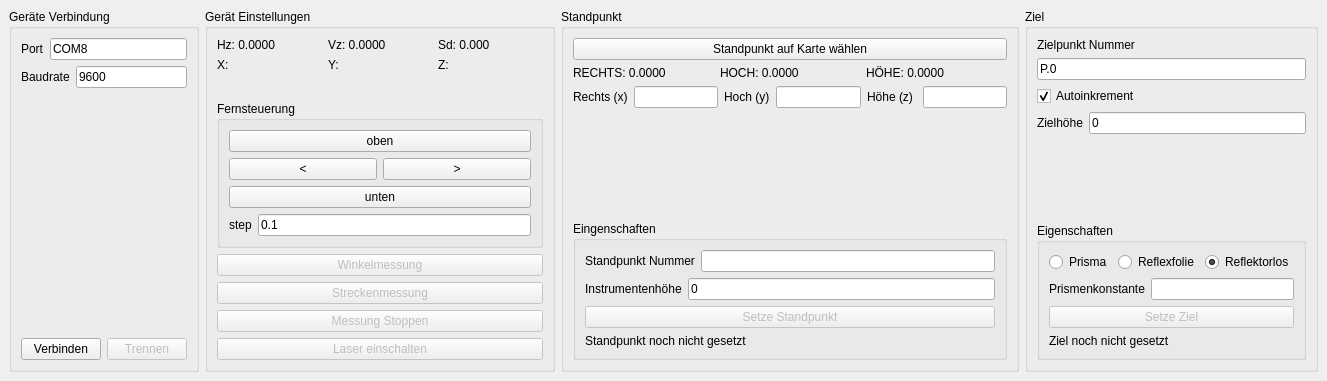
The window that q_sokkia_plugin_dockwidget_base.ui (geopackix/qgis_sokkia) describes before a commit, drawn with Qt 5.
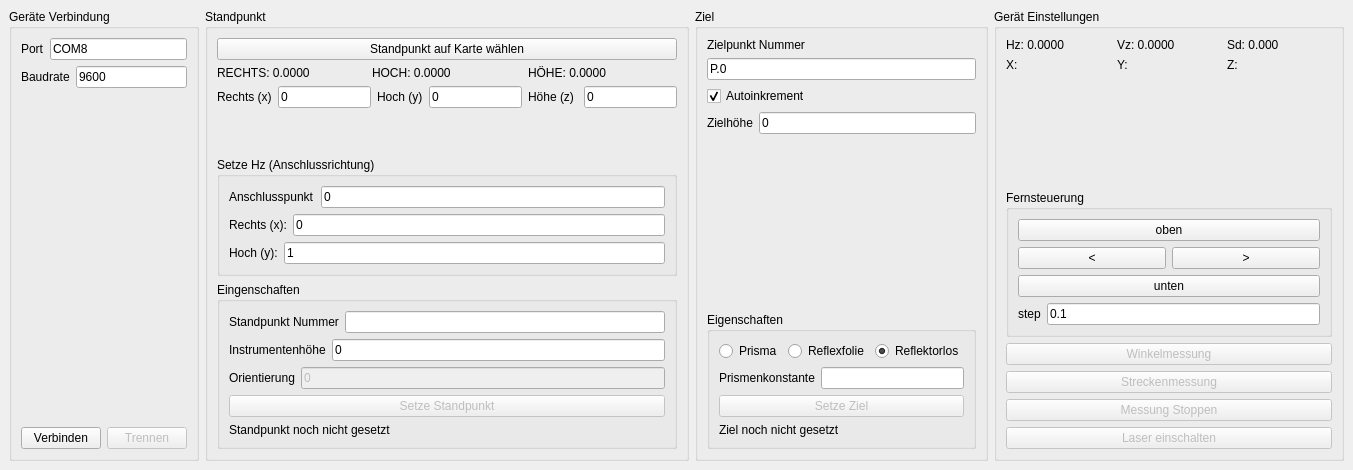
The same window after the commit. Custom widgets are drawn as their Qt base class.

Patch:
```diff
--- a/q_sokkia_plugin_dockwidget_base.ui
+++ b/q_sokkia_plugin_dockwidget_base.ui
@@ -6,8 +6,8 @@
    <rect>
     <x>0</x>
     <y>0</y>
-    <width>1327</width>
-    <height>381</height>
+    <width>1353</width>
+    <height>470</height>
    </rect>
   </property>
   <property name="windowTitle">
@@ -15,7 +15,7 @@
   </property>
   <widget class="QWidget" name="dockWidgetContents">
    <layout class="QGridLayout" name="gridLayout">
-    <item row="0" column="5">
+    <item row="0" column="6">
      <widget class="QGroupBox" name="groupBox_3">
       <property name="title">
        <string>Ziel</string>
@@ -210,7 +210,11 @@
           </widget>
          </item>
          <item>
-          <widget class="QLineEdit" name="input_sp_x"/>
+          <widget class="QLineEdit" name="input_sp_x">
+           <property name="text">
+            <string>0</string>
+           </property>
+          </widget>
          </item>
          <item>
           <widget class="QLabel" name="lbl_x1">
@@ -220,7 +224,11 @@
           </widget>
          </item>
          <item>
-          <widget class="QLineEdit" name="input_sp_y"/>
+          <widget class="QLineEdit" name="input_sp_y">
+           <property name="text">
+            <string>0</string>
+           </property>
+          </widget>
          </item>
          <item>
           <widget class="QLabel" name="label_9">
@@ -230,7 +238,11 @@
           </widget>
          </item>
          <item>
-          <widget class="QLineEdit" name="input_sp_z"/>
+          <widget class="QLineEdit" name="input_sp_z">
+           <property name="text">
+            <string>0</string>
+           </property>
+          </widget>
          </item>
         </layout>
        </item>
@@ -247,6 +259,69 @@
          </property>
         </spacer>
        </item>
+       <item>
+        <widget class="QGroupBox" name="groupBox_8">
+         <property name="title">
+          <string>Setze Hz (Anschlussrichtung)</string>
+         </property>
+         <layout class="QVBoxLayout" name="verticalLayout">
+          <item>
+           <layout class="QHBoxLayout" name="horizontalLayout_19">
+            <item>
+             <widget class="QLabel" name="label_14">
+              <property name="text">
+               <string>Anschlusspunkt</string>
+              </property>
+             </widget>
+            </item>
+            <item>
+             <widget class="QLineEdit" name="input_ap">
+              <property name="text">
+               <string>0</string>
+              </property>
+             </widget>
+            </item>
+           </layout>
+          </item>
+          <item>
+           <layout class="QHBoxLayout" name="horizontalLayout_16">
+            <item>
+             <widget class="QLabel" name="label_12">
+              <property name="text">
+               <string>Rechts (x):</string>
+              </property>
+             </widget>
+            </item>
+            <item>
+             <widget class="QLineEdit" name="input_ap_x">
+              <property name="text">
+               <string>0</string>
+              </property>
+             </widget>
+            </item>
+           </layout>
+          </item>
+          <item>
+           <layout class="QHBoxLayout" name="horizontalLayout_17">
+            <item>
+             <widget class="QLabel" name="label_13">
+              <property name="text">
+               <string>Hoch (y):</string>
+              </property>
+             </widget>
+            </item>
+            <item>
+             <widget class="QLineEdit" name="input_ap_y">
+              <property name="text">
+               <string>1</string>
+              </property>
+             </widget>
+            </item>
+           </layout>
+          </item>
+         </layout>
+        </widget>
+       </item>
        <item>
         <widget class="QGroupBox" name="groupBox_5">
          <property name="title">
@@ -285,6 +360,27 @@
             </item>
            </layout>
           </item>
+          <item>
+           <layout class="QHBoxLayout" name="horizontalLayout_18">
+            <item>
+             <widget class="QLabel" name="label_11">
+              <property name="text">
+               <string>Orientierung</string>
+              </property>
+             </widget>
+            </item>
+            <item>
+             <widget class="QLineEdit" name="input_orientation">
+              <property name="enabled">
+               <bool>false</bool>
+              </property>
+              <property name="text">
+               <string>0</string>
+              </property>
+             </widget>
+            </item>
+           </layout>
+          </item>
           <item>
            <widget class="QPushButton" name="btn_setSp">
             <property name="enabled">
@@ -308,7 +404,7 @@
       </layout>
      </widget>
     </item>
-    <item row="0" column="3">
+    <item row="0" column="7">
      <widget class="QGroupBox" name="groupBox_6">
       <property name="minimumSize">
        <size>
```
Left out of the diff: 185 changed lines with no effect on the pictures.
